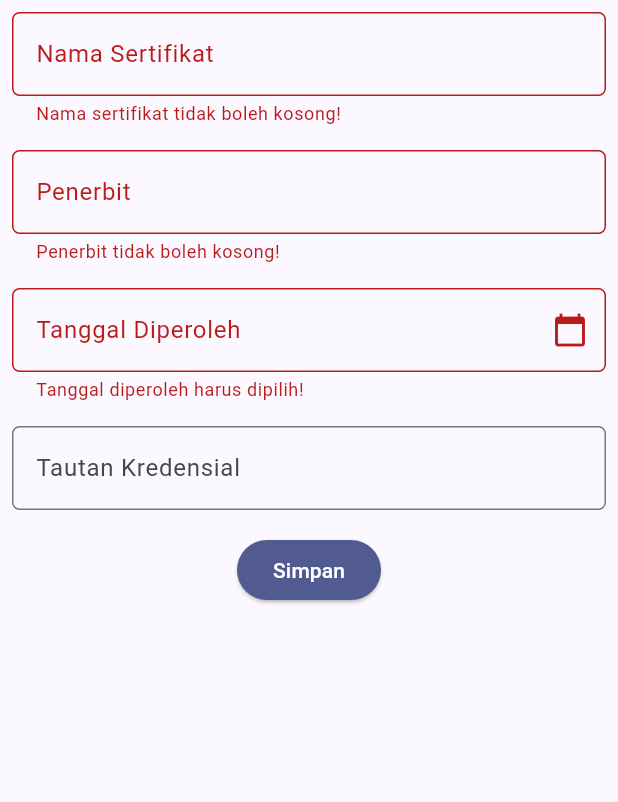
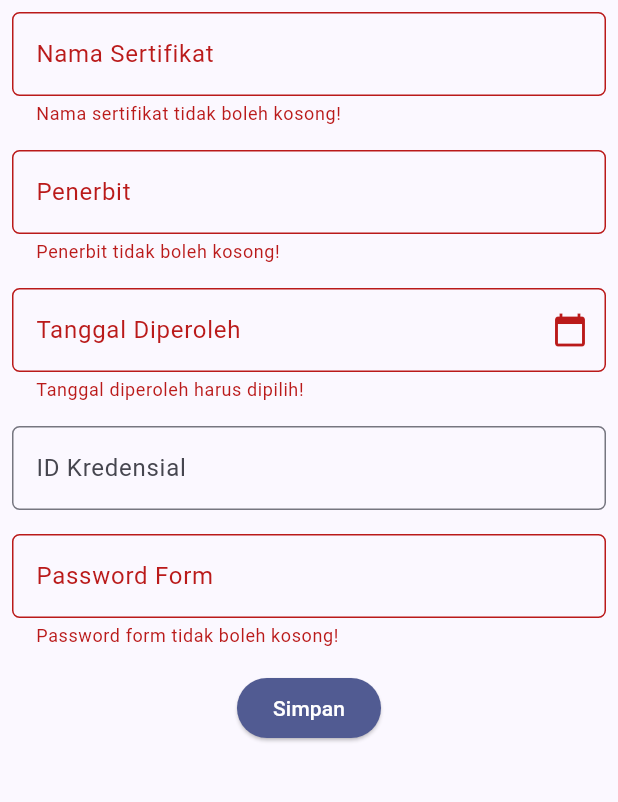
Before and after one commit to deboraputridionsimamora/myportofolio_mobile, a Flutter app: the CertificationFormPage screen opened directly, after a tap on "Simpan", on a phone screen of 412 x 824 dp, the part 84-886 px from its top. Run offline on Flutter 3.47's test engine with Material 3 defaults, Android fonts, the phone set to English and light mode, and no system bars; generated files the repository leaves out were written again.

Commit message:
feat: submit certification form to api with token auth

```diff
--- a/lib/screens/certification_form.dart
+++ b/lib/screens/certification_form.dart
@@ -1,7 +1,13 @@
 import 'package:flutter/material.dart';
+import 'package:myportofolio_mobile/models/certification.dart';
+import 'package:myportofolio_mobile/screens/certification_list_screen.dart';
+import 'package:myportofolio_mobile/services/api_client.dart';
+import 'package:myportofolio_mobile/services/auth_state.dart';
+import 'package:myportofolio_mobile/widgets/auth_guard.dart';
 import 'package:myportofolio_mobile/widgets/left_drawer.dart';
+import 'package:provider/provider.dart';
 
-/// Halaman form buat nambah sertifikat baru ke portofolio.
+/// Halaman form buat nambah sertifikat baru, datanya dikirim ke backend Django.
 class CertificationFormPage extends StatefulWidget {
   const CertificationFormPage({super.key});
 
@@ -17,7 +23,11 @@ class _CertificationFormPageState extends State<CertificationFormPage> {
   String _title = "";
   String _issuer = "";
   DateTime? _issueDate;
-  String _credentialUrl = "";
+  String _credentialId = "";
+  String _password = "";
+
+  // true selama data lagi dikirim ke server, buat nonaktifin tombol
+  bool _submitting = false;
 
   // controller biar teks di kolom tanggal bisa diisi dari date picker
   final TextEditingController _dateController = TextEditingController();
@@ -29,11 +39,18 @@ class _CertificationFormPageState extends State<CertificationFormPage> {
     super.dispose();
   }
 
-  // ubah DateTime jadi teks dd/mm/yyyy
+  // ubah DateTime jadi teks dd/mm/yyyy buat ditampilkan ke user
   String _formatDate(DateTime date) {
     final day = date.day.toString().padLeft(2, '0');
     final month = date.month.toString().padLeft(2, '0');
     return "$day/$month/${date.year}";
+  }
+
+  // ubah DateTime jadi yyyy-mm-dd, format yang dimau DateField Django
+  String _formatApiDate(DateTime date) {
+    final day = date.day.toString().padLeft(2, '0');
+    final month = date.month.toString().padLeft(2, '0');
+    return "${date.year}-$month-$day";
   }
 
   // buka kalender, hasilnya disimpan ke _issueDate
@@ -54,8 +71,72 @@ class _CertificationFormPageState extends State<CertificationFormPage> {
     }
   }
 
-  // tampilkan ringkasan isian dalam dialog
-  void _showSummaryDialog() {
+  // kosongin semua isian form
+  void _resetForm() {
+    _formKey.currentState!.reset();
+    setState(() {
+      _title = "";
+      _issuer = "";
+      _issueDate = null;
+      _credentialId = "";
+      _password = "";
+      _dateController.clear();
+    });
+  }
+
+  // dipanggil pas tombol Simpan ditekan
+  Future<void> _submit() async {
+    // 1. cek semua field dulu
+    if (!_formKey.currentState!.validate()) return;
+
+    // 2. harus login dulu, kalau belum akan dibuka halaman login
+    final loggedIn = await ensureLoggedIn(context);
+    if (!loggedIn || !mounted) return;
+
+    final auth = context.read<AuthState>();
+    final api = context.read<ApiClient>();
+    final messenger = ScaffoldMessenger.of(context);
+
+    setState(() {
+      _submitting = true;
+    });
+
+    try {
+      // 3. kirim ke server pakai token
+      final created = await api.createCertification(
+        Certification(
+          title: _title.trim(),
+          issuer: _issuer.trim(),
+          issueDate: _formatApiDate(_issueDate!),
+          credentialId: _credentialId.trim(),
+        ),
+        token: auth.token!,
+        password: _password,
+      );
+      if (!mounted) return;
+      setState(() {
+        _submitting = false;
+      });
+      _showSuccessDialog(created);
+    } on ApiException catch (e) {
+      if (!mounted) return;
+      setState(() {
+        _submitting = false;
+      });
+      messenger
+        ..hideCurrentSnackBar()
+        ..showSnackBar(SnackBar(content: Text(e.message)));
+
+      // 401 = token udah gak berlaku: hapus sesi lalu minta login lagi
+      if (e.statusCode == 401) {
+        auth.clearSession();
+        await ensureLoggedIn(context);
+      }
+    }
+  }
+
+  // dialog konfirmasi kalau data sukses disimpan di server
+  void _showSuccessDialog(Certification created) {
     showDialog(
       context: context,
       builder: (BuildContext dialogContext) {
@@ -65,12 +146,12 @@ class _CertificationFormPageState extends State<CertificationFormPage> {
             child: Column(
               crossAxisAlignment: CrossAxisAlignment.start,
               children: [
-                Text('Nama: $_title'),
-                Text('Penerbit: $_issuer'),
-                Text('Tanggal: ${_formatDate(_issueDate!)}'),
-                // kalau tautan dikosongin, tampilkan strip
+                Text('Nama: ${created.title}'),
+                Text('Penerbit: ${created.issuer}'),
+                Text('Tanggal: ${created.issueDate}'),
+                // kalau ID kredensial dikosongin, tampilkan strip
                 Text(
-                  'Tautan: ${_credentialUrl.trim().isEmpty ? "-" : _credentialUrl.trim()}',
+                  'ID Kredensial: ${created.credentialId.isEmpty ? "-" : created.credentialId}',
                 ),
               ],
             ),
@@ -81,14 +162,22 @@ class _CertificationFormPageState extends State<CertificationFormPage> {
               onPressed: () {
                 // tutup dialog lalu kosongin form lagi
                 Navigator.of(dialogContext).pop();
-                _formKey.currentState!.reset();
-                setState(() {
-                  _title = "";
-                  _issuer = "";
-                  _issueDate = null;
-                  _credentialUrl = "";
-                  _dateController.clear();
-                });
+                _resetForm();
+              },
+            ),
+            TextButton(
+              child: const Text('Lihat Daftar'),
+              onPressed: () {
+                // tutup dialog, kosongin form, lalu buka daftar (datanya diambil ulang)
+                final navigator = Navigator.of(dialogContext);
+                navigator.pop();
+                _resetForm();
+                Navigator.push(
+                  context,
+                  MaterialPageRoute(
+                    builder: (context) => const CertificationListScreen(),
+                  ),
+                );
               },
             ),
           ],
@@ -208,36 +297,54 @@ class _CertificationFormPageState extends State<CertificationFormPage> {
                 ),
               ),
 
-              // === Tautan Kredensial (opsional) ===
+              // === ID Kredensial (opsional) ===
               Padding(
                 padding: const EdgeInsets.all(8.0),
                 child: TextFormField(
-                  keyboardType: TextInputType.url,
                   decoration: InputDecoration(
-                    hintText: "https://... (opsional)",
-                    labelText: "Tautan Kredensial",
+                    hintText: "Contoh: ABC-12345 (opsional)",
+                    labelText: "ID Kredensial",
                     border: OutlineInputBorder(
                       borderRadius: BorderRadius.circular(5.0),
                     ),
                   ),
                   onChanged: (String? value) {
                     setState(() {
-                      _credentialUrl = value!;
+                      _credentialId = value!;
                     });
                   },
                   validator: (String? value) {
+                    // kosong boleh, tapi maksimal 100 karakter (batas di database)
                     final text = value?.trim() ?? "";
-                    // kosong boleh, karena opsional
-                    if (text.isEmpty) {
-                      return null;
+                    if (text.length > 100) {
+                      return "ID kredensial maksimal 100 karakter!";
                     }
-                    final uri = Uri.tryParse(text);
-                    final valid =
-                        uri != null &&
-                        (uri.scheme == 'http' || uri.scheme == 'https') &&
-                        uri.host.isNotEmpty;
-                    if (!valid) {
-                      return "Format URL tidak valid (harus diawali http:// atau https://)";
+                    return null;
+                  },
+                ),
+              ),
+
+              // === Password Form (dicek sama Django) ===
+              Padding(
+                padding: const EdgeInsets.all(8.0),
+                child: TextFormField(
+                  // obscureText biar password tampil sebagai titik-titik
+                  obscureText: true,
+                  decoration: InputDecoration(
+                    hintText: "Password form yang sama kayak di website",
+                    labelText: "Password Form",
+                    border: OutlineInputBorder(
+                      borderRadius: BorderRadius.circular(5.0),
+                    ),
+                  ),
+                  onChanged: (String? value) {
+                    setState(() {
+                      _password = value!;
+                    });
+                  },
+                  validator: (String? value) {
+                    if (value == null || value.isEmpty) {
+                      return "Password form tidak boleh kosong!";
                     }
                     return null;
                   },
@@ -255,16 +362,21 @@ class _CertificationFormPageState extends State<CertificationFormPage> {
                         Theme.of(context).colorScheme.primary,
                       ),
                     ),
-                    onPressed: () {
-                      // cek semua field, dialog cuma muncul kalau semuanya valid
-                      if (_formKey.currentState!.validate()) {
-                        _showSummaryDialog();
-                      }
-                    },
-                    child: const Text(
-                      "Simpan",
-                      style: TextStyle(color: Colors.white),
-                    ),
+                    // dinonaktifin selama request jalan biar gak kepencet dua kali
+                    onPressed: _submitting ? null : _submit,
+                    child: _submitting
+                        ? const SizedBox(
+                            height: 20,
+                            width: 20,
+                            child: CircularProgressIndicator(
+                              strokeWidth: 2,
+                              color: Colors.white,
+                            ),
+                          )
+                        : const Text(
+                            "Simpan",
+                            style: TextStyle(color: Colors.white),
+                          ),
                   ),
                 ),
               ),
```
